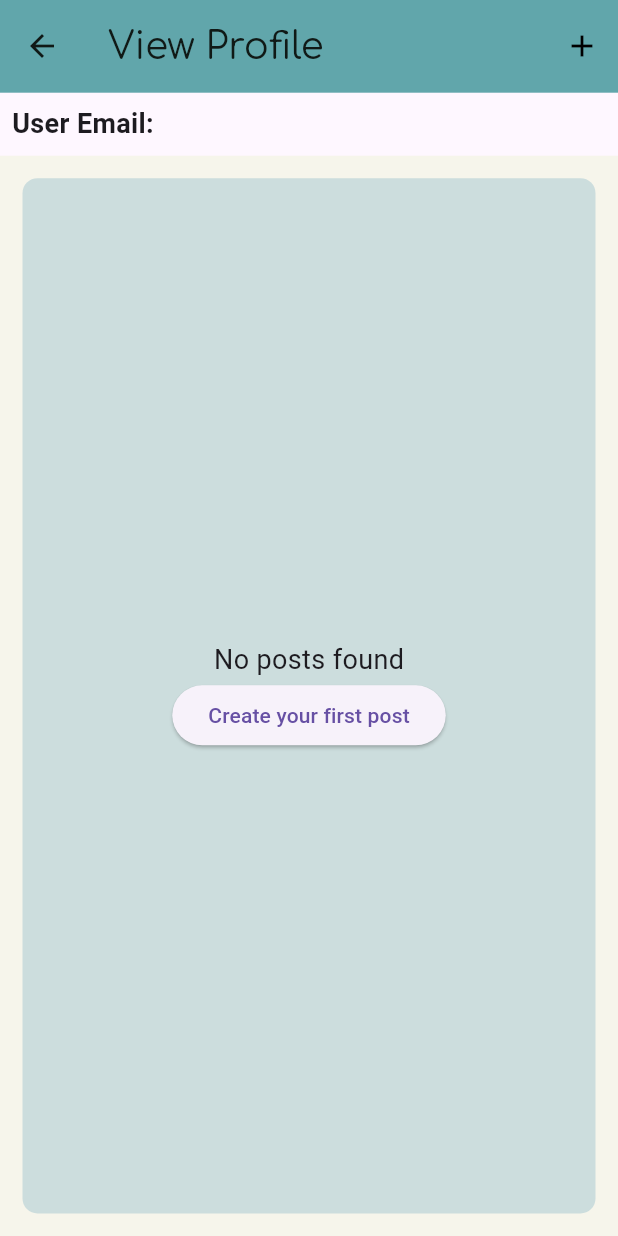
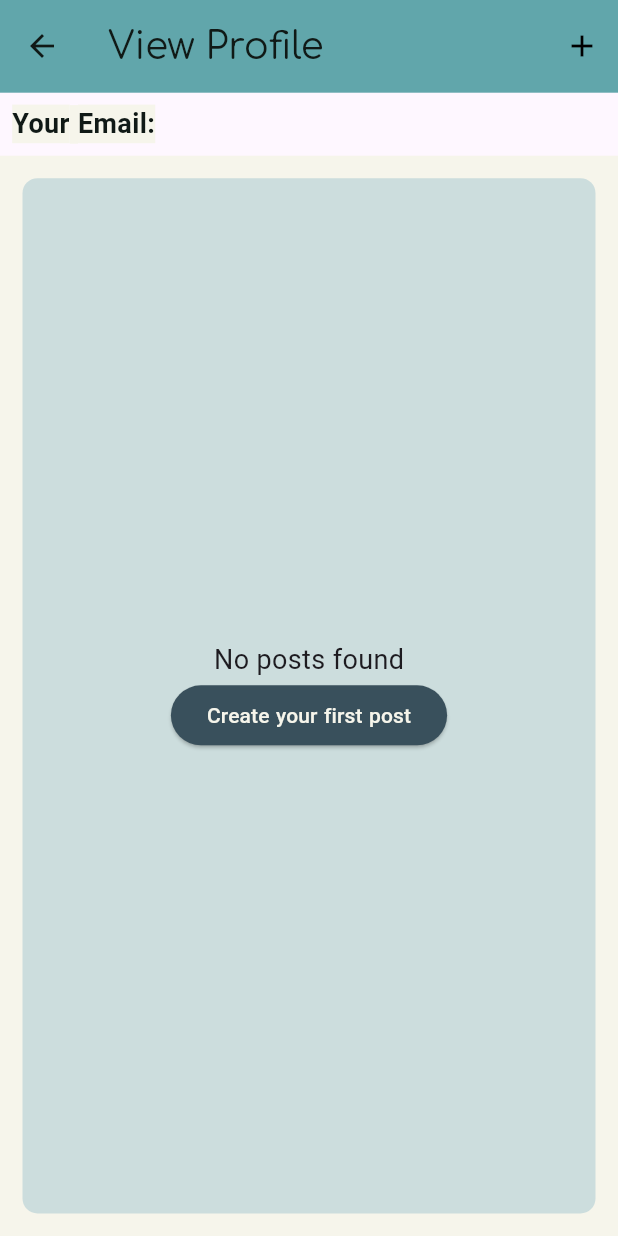
Before and after one commit to nitinjha607/leaflink-2.0, a Flutter app: the EditProfilePage screen opened by its route, on a phone screen of 412 x 824 dp. Run offline on Flutter 3.47's test engine with Material 3 defaults, Android fonts, the light colour scheme and no system bars; our stand-ins replace cloud_firestore, firebase_auth, firebase_core, firebase_messaging, firebase_storage, fl_chart and 6 more; missing offline and left inert: flutter_share, google_gemini; accounts and stored records are empty.

Commit message:
Update editprofile_page.dart

```diff
--- a/leaflink/lib/pages/settingpages/editprofile_page.dart
+++ b/leaflink/lib/pages/settingpages/editprofile_page.dart
@@ -5,6 +5,7 @@ import 'package:firebase_auth/firebase_auth.dart' as FirebaseAuth;
 import 'package:flutter_share/flutter_share.dart';
 import 'package:leaflink/pages/Create_Post_Page.dart';
 import 'package:flutter/cupertino.dart';
+import 'package:loading_animation_widget/loading_animation_widget.dart';
 
 class EditProfilePage extends StatelessWidget {
   static const String routeName = 'edit_profile_page';
@@ -55,10 +56,13 @@ class EditProfilePage extends StatelessWidget {
             Padding(
               padding: const EdgeInsets.all(8.0),
               child: Text(
-                'User Email: $userEmail',
+                'Your Email: $userEmail',
                 style: TextStyle(
                   fontSize: 18,
                   fontWeight: FontWeight.bold,
+                  fontFamily: GoogleFonts.kohSantepheap().fontFamily,
+                  backgroundColor: Color.fromRGBO(246, 245, 235, 1),
+                  color: Color.fromRGBO(16, 25, 22, 1),
                 ),
               ),
             ),
@@ -85,7 +89,13 @@ class EditProfilePage extends StatelessWidget {
                         builder: (context, eventSnapshot) {
                           if (eventSnapshot.connectionState ==
                               ConnectionState.waiting) {
-                            return CircularProgressIndicator();
+                            return Padding(
+                              padding: const EdgeInsets.all(20.0),
+                              child: LoadingAnimationWidget.dotsTriangle(
+                                color: Color.fromRGBO(97, 166, 171, 1),
+                                size: 50, // Adjust loader size
+                              ),
+                            );
                           } else if (eventSnapshot.hasError) {
                             return Text('Error: ${eventSnapshot.error}');
                           } else {
@@ -143,7 +153,13 @@ class EditProfilePage extends StatelessWidget {
                             if (snapshot.connectionState ==
                                 ConnectionState.waiting) {
                               return Center(
-                                child: CircularProgressIndicator(),
+                                child: Padding(
+                                  padding: const EdgeInsets.all(20.0),
+                                  child: LoadingAnimationWidget.dotsTriangle(
+                                    color: Color.fromRGBO(97, 166, 171, 1),
+                                    size: 50, // Adjust loader size
+                                  ),
+                                ),
                               );
                             } else if (snapshot.hasError) {
                               return Center(
@@ -160,11 +176,24 @@ class EditProfilePage extends StatelessWidget {
                                         style: TextStyle(fontSize: 18),
                                       ),
                                       ElevatedButton(
+                                        style: ElevatedButton.styleFrom(
+                                          backgroundColor: const Color.fromRGBO(
+                                              57, 80, 92, 1),
+                                          foregroundColor: const Color.fromRGBO(
+                                              246, 245, 235, 1),
+                                        ),
                                         onPressed: () {
                                           Navigator.pushNamed(context,
                                               CreatePostPage.routeName);
                                         },
-                                        child: Text("Create your first post"),
+                                        child: Text(
+                                          "Create your first post",
+                                          style: TextStyle(
+                                            fontFamily:
+                                                GoogleFonts.kohSantepheap()
+                                                    .fontFamily,
+                                          ),
+                                        ),
                                       ),
                                     ],
                                   ),
```
